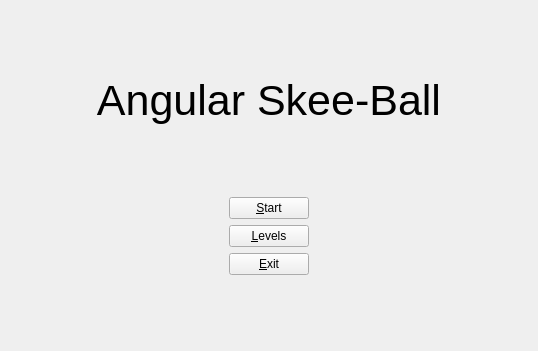
Old version of the form src/GameMenuView.ui in the repository lesan2807/EducationalSkeeBall.
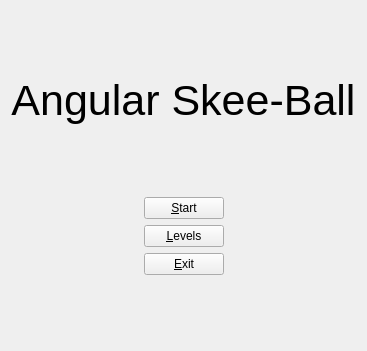
New version of the form.

What changed in the file:
```diff
--- a/src/GameMenuView.ui
+++ b/src/GameMenuView.ui
@@ -6,7 +6,7 @@
    <rect>
     <x>0</x>
     <y>0</y>
-    <width>538</width>
+    <width>328</width>
     <height>351</height>
    </rect>
   </property>
```
